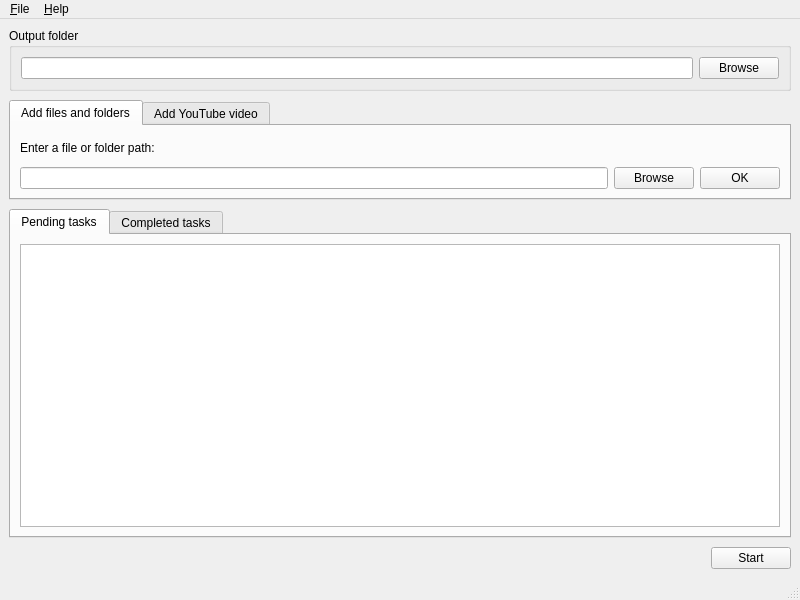
Before: the Qt Designer form src/gui/mainwindow.ui in danac/wandler, drawn with Qt 5.
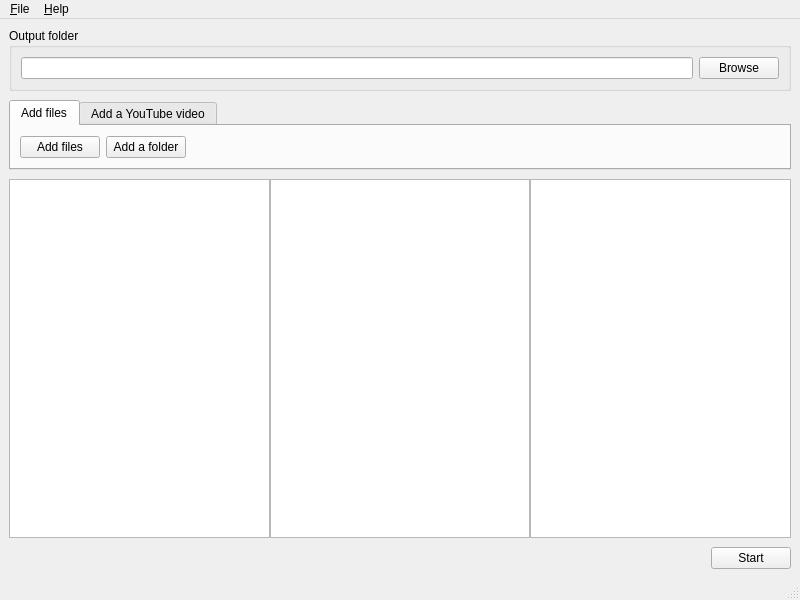
After: the same form once the commit is applied.

Commit message: Added file dialogs and slightly changed the UI

The edit to the form file:
```diff
--- a/src/gui/mainwindow.ui
+++ b/src/gui/mainwindow.ui
@@ -2,6 +2,9 @@
 <ui version="4.0">
  <class>MainWindow</class>
  <widget class="QMainWindow" name="MainWindow">
+  <property name="enabled">
+   <bool>true</bool>
+  </property>
   <property name="geometry">
    <rect>
     <x>0</x>
@@ -42,6 +45,12 @@
       <property name="enabled">
        <bool>true</bool>
       </property>
+      <property name="sizePolicy">
+       <sizepolicy hsizetype="Expanding" vsizetype="Fixed">
+        <horstretch>0</horstretch>
+        <verstretch>0</verstretch>
+       </sizepolicy>
+      </property>
       <property name="maximumSize">
        <size>
         <width>16777215</width>
@@ -59,70 +68,65 @@
         </size>
        </property>
        <attribute name="title">
-        <string>Add files and folders</string>
+        <string>Add files</string>
        </attribute>
        <layout class="QGridLayout" name="gridLayout_3">
         <item row="0" column="0">
-         <widget class="QLabel" name="label">
-          <property name="text">
-           <string>Enter a file or folder path:</string>
-          </property>
-         </widget>
-        </item>
-        <item row="1" column="0">
          <layout class="QHBoxLayout" name="horizontalLayout">
           <item>
-           <widget class="QLineEdit" name="lineEditAddFilesFolders"/>
-          </item>
-          <item>
-           <widget class="QPushButton" name="pushButtonBrowseFilesFolders">
+           <widget class="QPushButton" name="pushButtonAddFiles">
             <property name="text">
-             <string>Browse</string>
+             <string>Add files</string>
             </property>
            </widget>
           </item>
           <item>
            <widget class="QPushButton" name="pushButtonSubmitFilesFolders">
             <property name="text">
-             <string>OK</string>
+             <string>Add a folder</string>
             </property>
            </widget>
           </item>
          </layout>
         </item>
+        <item row="0" column="1">
+         <spacer name="horizontalSpacer_2">
+          <property name="orientation">
+           <enum>Qt::Horizontal</enum>
+          </property>
+          <property name="sizeHint" stdset="0">
+           <size>
+            <width>40</width>
+            <height>20</height>
+           </size>
+          </property>
+         </spacer>
+        </item>
        </layout>
       </widget>
       <widget class="QWidget" name="tabYouTube">
        <attribute name="title">
-        <string>Add YouTube video</string>
+        <string>Add a YouTube video</string>
        </attribute>
       </widget>
      </widget>
     </item>
     <item row="2" column="0" colspan="2">
-     <widget class="QTabWidget" name="tabWidgetLogs">
-      <property name="enabled">
-       <bool>true</bool>
-      </property>
-      <property name="currentIndex">
-       <number>0</number>
-      </property>
-      <widget class="QWidget" name="tab">
-       <attribute name="title">
-        <string>Pending tasks</string>
-       </attribute>
-       <layout class="QGridLayout" name="gridLayout">
-        <item row="0" column="0">
-         <widget class="QListWidget" name="listWidgetTasksPending"/>
-        </item>
-       </layout>
-      </widget>
-      <widget class="QWidget" name="tab_2">
-       <attribute name="title">
-        <string>Completed tasks</string>
-       </attribute>
-      </widget>
-     </widget>
+     <layout class="QGridLayout" name="gridLayout">
+      <item row="0" column="1">
+       <widget class="QListWidget" name="listWidgetInProgress">
+        <property name="enabled">
+         <bool>true</bool>
+        </property>
+       </widget>
+      </item>
+      <item row="0" column="0">
+       <widget class="QListWidget" name="listWidgetPending"/>
+      </item>
+      <item row="0" column="2">
+       <widget class="QListWidget" name="listWidgetCompleted"/>
+      </item>
+     </layout>
     </item>
     <item row="3" column="0">
      <spacer name="horizontalSpacer">
```
Left out of the diff: 22 changed lines with no effect on the pictures. The commit also changes 6 other files.
